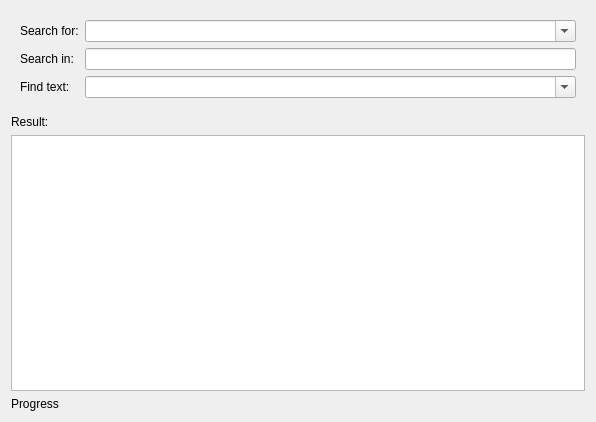
This is products/tf/ui/find_in_files.ui in vlanse/tf as Qt 5 draws it before an edit. The edited form follows.
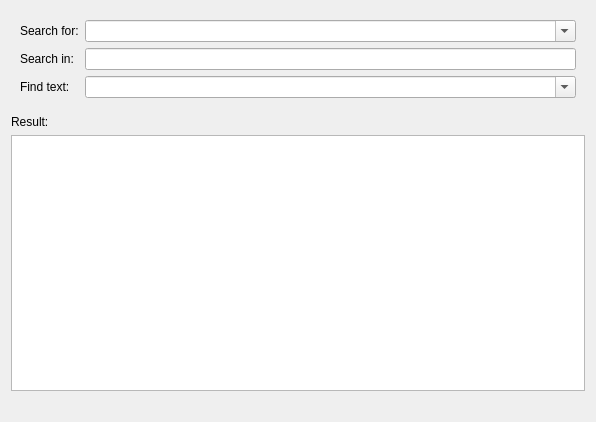
This is the edited form.

Commit message: fix: initial search root

The edit to the form file:
```diff
--- a/products/tf/ui/find_in_files.ui
+++ b/products/tf/ui/find_in_files.ui
@@ -93,7 +93,7 @@
    <item>
     <widget class="QLabel" name="ProgressLabel">
      <property name="text">
-      <string>Progress</string>
+      <string/>
      </property>
     </widget>
    </item>
```
The commit also changes 1 other file.
